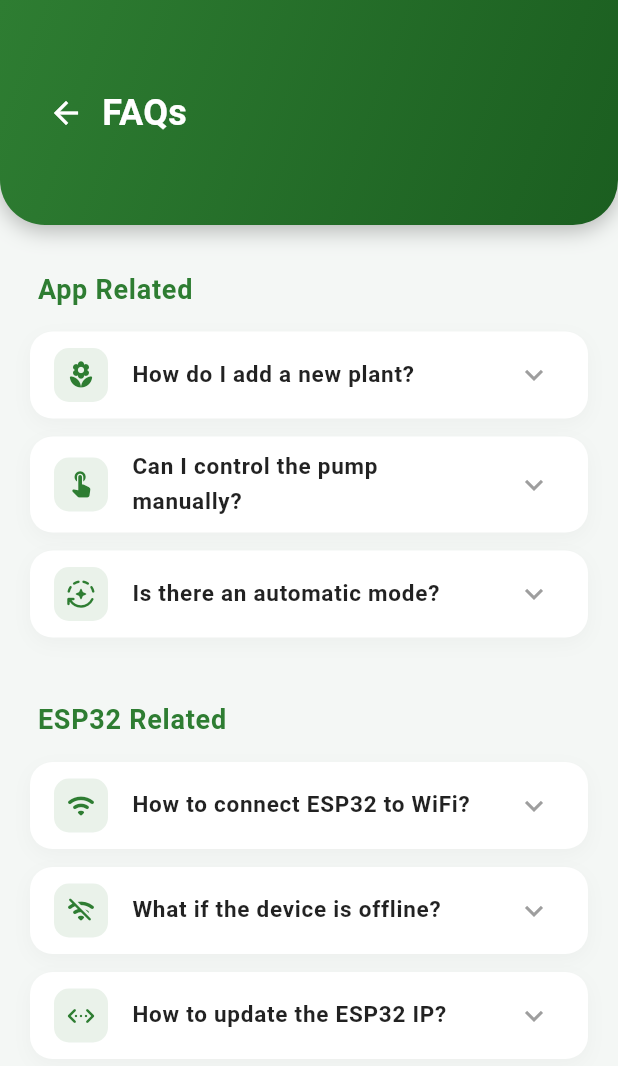
After one commit to ShoonyanshSmartIrrigation/smart_irrigation, a Flutter app: the SettingsScreen screen opened by its route, after a tap on "FAQs", on a phone screen of 412 x 824 dp. The commit adds this screen. Shown: the top 1066 px of the screen. Run offline on Flutter 3.47's test engine with Material 3 defaults, Android fonts, the phone set to English and light mode, and no system bars; our stand-ins replace connectivity_plus, firebase_auth, firebase_core, firebase_database, flutter_blue_plus, flutter_secure_storage and 7 more; missing offline and left inert: flutter_ringtone_player, network_info_plus; accounts and stored records are empty.

Commit message:
Updated Setting Screen with Need Help and FAQ Section

```diff
--- a/lib/Routes/app_Routes.dart
+++ b/lib/Routes/app_Routes.dart
@@ -12,6 +12,8 @@ import '../screens/setting_screen.dart';
 import '../screens/esp32_config_screen.dart';
 import '../screens/splash_screen.dart';
 import '../screens/setup_screen.dart';
+import '../screens/help_screen.dart';
+import '../screens/faq_screen.dart';
 import '../services/setup_logic.dart';
 
 class GoRouterRefreshStream extends ChangeNotifier {
@@ -41,6 +43,8 @@ class AppRoutes {
   static const String settings = '/settings';
   static const String esp32Config = '/esp32Config';
   static const String setup = '/setup';
+  static const String help = '/help';
+  static const String faq = '/faq';
 
   static final GoRouter router = GoRouter(
     initialLocation: splash,
@@ -117,6 +121,16 @@ class AppRoutes {
         builder: (context, state) => const SetupScreen(),
       ),
       GoRoute(
+        name: 'help',
+        path: help,
+        builder: (context, state) => const HelpScreen(),
+      ),
+      GoRoute(
+        name: 'faq',
+        path: faq,
+        builder: (context, state) => const FAQScreen(),
+      ),
+      GoRoute(
         name: 'esp32Config',
         path: esp32Config,
         builder: (context, state) => Esp32ConfigScreen(),
--- a/lib/Screens/Setting_Screen.dart
+++ b/lib/Screens/Setting_Screen.dart
@@ -156,6 +156,23 @@ class _SettingsScreenState extends State<SettingsScreen> {
                 subtitle: "Find Device on local network",
                 onTap: () => context.push('/esp32Config'),
                 iconColor: Colors.orange[800]!,
+                showDivider: false,
+              ),
+            ]),
+
+            _buildSectionHeader("Support & Help"),
+            _buildSettingsGroup([
+              _buildSettingItem(
+                icon: Icons.help_outline,
+                title: "Need Help",
+                subtitle: "Contact support and get assistance",
+                onTap: () => context.push('/help'),
+              ),
+              _buildSettingItem(
+                icon: Icons.question_answer_outlined,
+                title: "FAQs",
+                subtitle: "Common questions and answers",
+                onTap: () => context.push('/faq'),
                 showDivider: false,
               ),
             ]),
--- /dev/null
+++ b/lib/Screens/faq_screen.dart
@@ -0,0 +1,182 @@
+import 'package:flutter/material.dart';
+import '../core/theme/app_colors.dart';
+import '../services/theme_service.dart';
+import '../widgets/build_header.dart';
+
+class FAQScreen extends StatefulWidget {
+  const FAQScreen({super.key});
+
+  @override
+  State<FAQScreen> createState() => _FAQScreenState();
+}
+
+class _FAQScreenState extends State<FAQScreen> {
+  int? _expandedIndex;
+
+  @override
+  Widget build(BuildContext context) {
+    final isDark = ThemeService().isDarkMode;
+
+    return Scaffold(
+      backgroundColor: isDark ? null : AppColors.background,
+      body: SingleChildScrollView(
+        child: Column(
+          crossAxisAlignment: CrossAxisAlignment.start,
+          children: [
+            BuildHeader(
+              height: 150,
+              child: Row(
+                children: [
+                  IconButton(
+                    icon: const Icon(Icons.arrow_back, color: Colors.white),
+                    onPressed: () => Navigator.pop(context),
+                  ),
+                  const Text(
+                    "FAQs",
+                    style: TextStyle(
+                      color: Colors.white,
+                      fontSize: 24,
+                      fontWeight: FontWeight.bold,
+                    ),
+                  ),
+                ],
+              ),
+            ),
+
+            Padding(
+              padding: const EdgeInsets.all(20),
+              child: Column(
+                crossAxisAlignment: CrossAxisAlignment.start,
+                children: [
+                  _buildSectionHeader("App Related"),
+                  _buildFAQItem(
+                    0,
+                    question: "How do I add a new plant?",
+                    answer: "Go to the 'Zones' tab and click on the '+' icon to add a new plant and configure its watering schedule.",
+                    icon: Icons.local_florist_rounded,
+                  ),
+                  _buildFAQItem(
+                    1,
+                    question: "Can I control the pump manually?",
+                    answer: "Yes, you can toggle the main pump from the Dashboard or control individual plant motors from the Zones screen.",
+                    icon: Icons.touch_app_rounded,
+                  ),
+                  _buildFAQItem(
+                    2,
+                    question: "Is there an automatic mode?",
+                    answer: "Yes, enable 'Auto Mode' on the Dashboard. The system will then follow your saved schedules for each plant.",
+                    icon: Icons.auto_mode_rounded,
+                  ),
+
+                  const SizedBox(height: 20),
+                  _buildSectionHeader("ESP32 Related"),
+                  _buildFAQItem(
+                    3,
+                    question: "How to connect ESP32 to WiFi?",
+                    answer: "In the Settings screen, go to 'Device Configuration'. Follow the on-screen instructions to connect your ESP32 to your local WiFi network.",
+                    icon: Icons.wifi_rounded,
+                  ),
+                  _buildFAQItem(
+                    4,
+                    question: "What if the device is offline?",
+                    answer: "Check if the ESP32 is powered on and within range of your WiFi router. You can also use Bluetooth (BLE) for local control when WiFi is unavailable.",
+                    icon: Icons.wifi_off_rounded,
+                  ),
+                  _buildFAQItem(
+                    5,
+                    question: "How to update the ESP32 IP?",
+                    answer: "If your router assigns a new IP to the ESP32, you can update it in Settings -> Device IP Address.",
+                    icon: Icons.settings_ethernet_rounded,
+                  ),
+                  const SizedBox(height: 100),
+                ],
+              ),
+            ),
+          ],
+        ),
+      ),
+    );
+  }
+
+  Widget _buildSectionHeader(String title) {
+    return Padding(
+      padding: const EdgeInsets.fromLTRB(5, 10, 5, 15),
+      child: Text(
+        title,
+        style: const TextStyle(
+          fontSize: 18,
+          fontWeight: FontWeight.bold,
+          color: AppColors.primary,
+          letterSpacing: 0.5,
+        ),
+      ),
+    );
+  }
+
+  Widget _buildFAQItem(int index, {required String question, required String answer, required IconData icon}) {
+    final isDark = Theme.of(context).brightness == Brightness.dark;
+    final isExpanded = _expandedIndex == index;
+
+    return Container(
+      margin: const EdgeInsets.only(bottom: 12),
+      decoration: BoxDecoration(
+        color: isDark ? Theme.of(context).cardColor : AppColors.cardBackground,
+        borderRadius: BorderRadius.circular(15),
+        boxShadow: [
+          BoxShadow(
+            color: AppColors.settingsShadow,
+            blurRadius: 10,
+            offset: const Offset(0, 4),
+          ),
+        ],
+      ),
+      child: ClipRRect(
+        borderRadius: BorderRadius.circular(15),
+        child: ExpansionTile(
+          key: GlobalKey(), // Important for state management
+          initiallyExpanded: isExpanded,
+          onExpansionChanged: (expanded) {
+            setState(() {
+              _expandedIndex = expanded ? index : null;
+            });
+          },
+          leading: Container(
+            padding: const EdgeInsets.all(8),
+            decoration: BoxDecoration(
+              color: AppColors.primary.withOpacity(0.1),
+              borderRadius: BorderRadius.circular(10),
+            ),
+            child: Icon(icon, color: AppColors.primary, size: 20),
+          ),
+          title: Text(
+            question,
+            style: TextStyle(
+              fontWeight: FontWeight.w600,
+              fontSize: 15,
+              color: isDark ? Colors.white : AppColors.black87,
+            ),
+          ),
+          iconColor: AppColors.primary,
+          collapsedIconColor: AppColors.grey,
+          childrenPadding: const EdgeInsets.fromLTRB(16, 0, 16, 16),
+          expandedCrossAxisAlignment: CrossAxisAlignment.start,
+          shape: const RoundedRectangleBorder(side: BorderSide.none),
+          children: [
+            const Padding(
+              padding: EdgeInsets.only(bottom: 12),
+              child: Divider(height: 1, color: AppColors.settingsDivider),
+            ),
+            Text(
+              answer,
+              style: TextStyle(
+                color: isDark ? Colors.white70 : Colors.black54,
+                fontSize: 14,
+                height: 1.6,
+              ),
+            ),
+          ],
+        ),
+      ),
+    );
+  }
+}
--- a/lib/services/plant_service.dart
+++ b/lib/services/plant_service.dart
@@ -2,6 +2,7 @@ import 'dart:async';
 import 'package:flutter/material.dart';
 import '../data_manager.dart';
 import 'communications/wifi_service.dart';
+import 'communications/unified_command_service.dart';
 
 //-------------------------------------------------------- PlantService Class ----------------------------------------------------------
 class PlantService extends ChangeNotifier {
@@ -11,6 +12,7 @@ class PlantService extends ChangeNotifier {
 
   final DataManager _dataManager = DataManager();
   final WifiService _wifiService = WifiService();
+  final UnifiedCommandService _unifiedCommandService = UnifiedCommandService();
 
   // State
   bool isSyncing = false;
@@ -124,7 +126,7 @@ class PlantService extends ChangeNotifier {
     notifyListeners();
 
     try {
-      bool success = await _wifiService.toggleMotor(plant.id, targetState);
+      bool success = await _unifiedCommandService.toggleMotor(plant.id, targetState);
       if (success) {
         plant.isMotorOn = targetState;
         plantConnectionErrors[plant.id] = false;
@@ -163,7 +165,7 @@ class PlantService extends ChangeNotifier {
     notifyListeners();
 
     try {
-      bool success = await _wifiService.toggleAllMotors(value);
+      bool success = await _unifiedCommandService.toggleAllMotors(value);
       if (success) {
         for (var plant in _dataManager.plants) {
           plant.isMotorOn = value;
```
Also changed, not shown: lib/Screens/help_screen.dart (added, +208 -0 lines), lib/Screens/setup_screen.dart (+68 -7 lines), lib/services/communications/bluetooth_service.dart (+15 -0 lines), lib/services/communications/unified_command_service.dart (renamed from lib/UnifiedCommandService.dart, +30 -22 lines), lib/services/communications/wifi_service.dart (+8 -4 lines), lib/services/dashboard_service.dart (+34 -42 lines).
